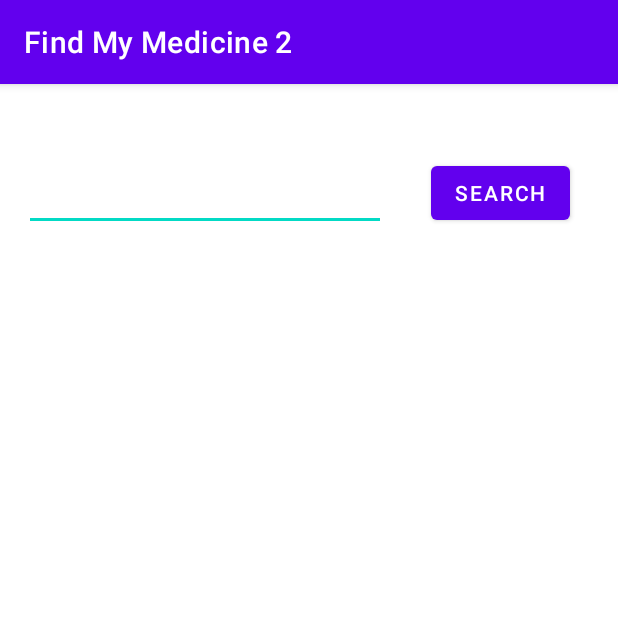
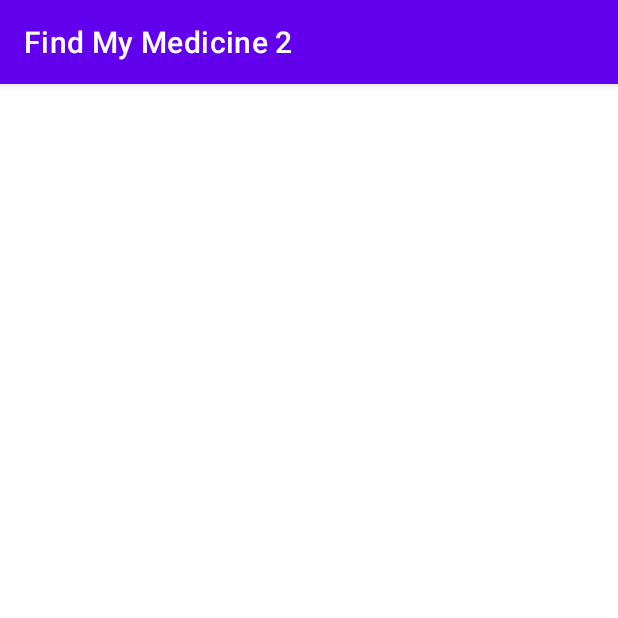
Before and after one commit to ramichehab/Find-My-Medicine-Android-App, an Android app: the Search screen opened directly, with no data from a screen before it, on a phone screen of 412 x 824 dp, the top half of it. Run offline under Robolectric (Android 15) with nearby library versions, the light colour scheme and no system bars; our stand-ins replace Firebase (no records; nobody signed in at launch, a user with empty details on screens opened directly).

Commit message:
update 8

```diff
--- a/app/src/main/java/com/lau/findmymedicine2/Search.java
+++ b/app/src/main/java/com/lau/findmymedicine2/Search.java
@@ -15,6 +15,7 @@ import android.view.View;
 import android.widget.AdapterView;
 import android.widget.ArrayAdapter;
 import android.widget.ListView;
+import android.widget.TextView;
 
 import com.google.android.gms.tasks.OnCompleteListener;
 import com.google.android.gms.tasks.OnSuccessListener;
@@ -51,7 +52,9 @@ public class Search extends AppCompatActivity {
     ArrayList<String> medName= new ArrayList<String>();
     ArrayList<String> medUse= new ArrayList<String>();
     ArrayList<String> medWarning= new ArrayList<String>();
+
     ArrayAdapter arrayAdapter;
+    ListView listView;
 
 
     @Override
@@ -61,18 +64,15 @@ public class Search extends AppCompatActivity {
 
         DownloadTask task = new DownloadTask();
 
+
         try {
-
                 String apiURL = "https://find-my-medicine-61d7c-default-rtdb.firebaseio.com/Medicine/1.json";
-
                 task.execute(apiURL);
-
-
         } catch (Exception e) {
             e.printStackTrace();
         }
 
-            ListView listView = (ListView) findViewById(R.id.ls2);
+        listView = (ListView) findViewById(R.id.ls2);
 
             arrayAdapter = new ArrayAdapter(this, android.R.layout.simple_list_item_1, medName);
 
@@ -127,7 +127,6 @@ public class Search extends AppCompatActivity {
                     reader = new InputStreamReader(in);
                     data=reader.read();
 
-
                     String articleContent="";
 
                     while (data!=-1){
@@ -144,11 +143,8 @@ public class Search extends AppCompatActivity {
                     medUse.add(Use1);
                     medWarning.add(Warning1);
 
-
-
-                    Log.i("test1",Name1+" "+Use1+" "+Warning1+" ");
-                    Log.i("test1",String.valueOf(medUse.size()));
-
+//                    Log.i("test1",Name1+" "+Use1+" "+Warning1+" ");
+//                    Log.i("test1",String.valueOf(medUse.size()));
 
                 }
                 return null;
@@ -156,8 +152,6 @@ public class Search extends AppCompatActivity {
                 e.printStackTrace();
                 return null;
             }
-
-
         }
 
         @Override
@@ -168,4 +162,6 @@ public class Search extends AppCompatActivity {
 
         }
     }
+
+
 }
--- a/app/src/main/res/layout/activity_dashboard.xml
+++ b/app/src/main/res/layout/activity_dashboard.xml
@@ -11,7 +11,7 @@
         android:layout_width="wrap_content"
         android:layout_height="wrap_content"
         android:text="Dashboard"
-        android:textColor="#006400"
+        android:textColor="@android:color/holo_blue_light"
         android:textSize="48sp"
         android:textStyle="bold"
         app:layout_constraintBottom_toBottomOf="parent"
@@ -25,14 +25,14 @@
         android:id="@+id/imageButton"
         android:layout_width="248dp"
         android:layout_height="193dp"
+        android:onClick="openSearch"
         app:layout_constraintBottom_toBottomOf="parent"
         app:layout_constraintEnd_toEndOf="parent"
         app:layout_constraintHorizontal_bias="0.497"
         app:layout_constraintStart_toStartOf="parent"
         app:layout_constraintTop_toTopOf="parent"
-        android:onClick="openSearch"
         app:layout_constraintVertical_bias="0.305"
-        app:srcCompat="@drawable/findmedicine" />
+        app:srcCompat="@drawable/medicine_list" />
 
     <ImageButton
         android:id="@+id/imageButton2"
--- a/app/src/main/res/layout/activity_search.xml
+++ b/app/src/main/res/layout/activity_search.xml
@@ -6,35 +6,10 @@
     android:layout_height="match_parent"
     tools:context=".Search">
 
-    <EditText
-        android:id="@+id/itemSearch"
-        android:layout_width="241dp"
-        android:layout_height="49dp"
-        android:ems="10"
-        android:inputType="textPersonName"
-        app:layout_constraintBottom_toBottomOf="parent"
-        app:layout_constraintEnd_toEndOf="parent"
-        app:layout_constraintHorizontal_bias="0.094"
-        app:layout_constraintStart_toStartOf="parent"
-        app:layout_constraintTop_toTopOf="parent"
-        app:layout_constraintVertical_bias="0.068" />
-
-    <Button
-        android:id="@+id/btn_search"
-        android:layout_width="wrap_content"
-        android:layout_height="wrap_content"
-        android:text="Search"
-        app:layout_constraintBottom_toBottomOf="parent"
-        app:layout_constraintEnd_toEndOf="parent"
-        app:layout_constraintHorizontal_bias="0.899"
-        app:layout_constraintStart_toStartOf="parent"
-        app:layout_constraintTop_toTopOf="parent"
-        app:layout_constraintVertical_bias="0.068" />
-
     <ListView
         android:id="@+id/ls2"
-        android:layout_width="407dp"
-        android:layout_height="561dp"
+        android:layout_width="405dp"
+        android:layout_height="707dp"
         app:layout_constraintBottom_toBottomOf="parent"
         app:layout_constraintEnd_toEndOf="parent"
         app:layout_constraintStart_toStartOf="parent"
```
Also changed, not shown: app/src/main/res/layout/activity_main.xml (+13 -2 lines), app/src/main/res/layout/activity_sign_up.xml (+11 -0 lines), app/src/main/res/drawable/logo.png (added), app/src/main/res/drawable/medicine_list.png (added).
